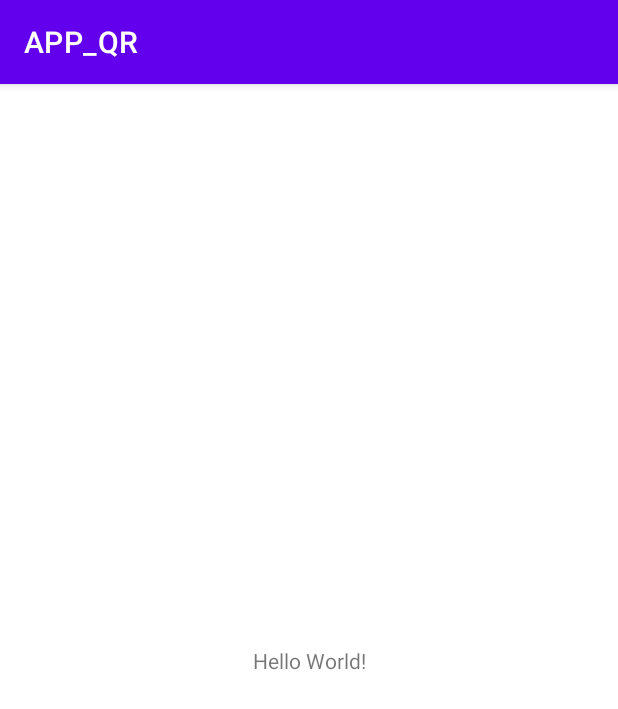
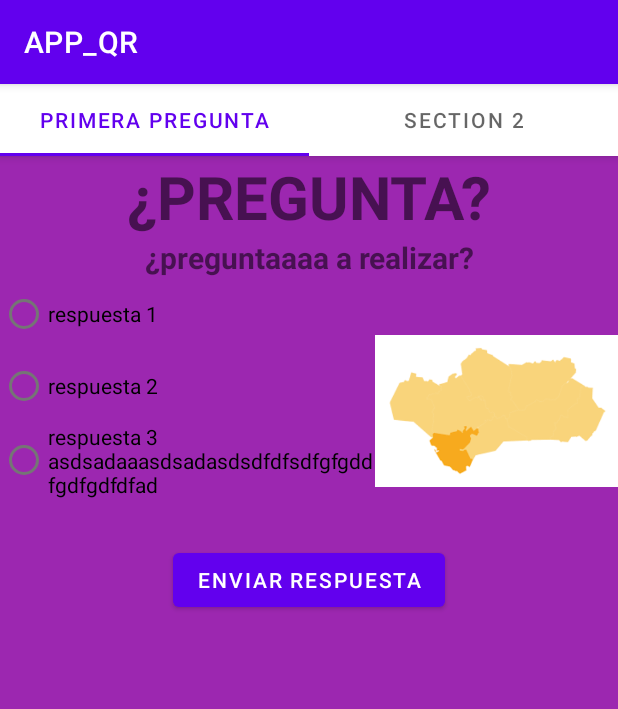
Before and after one commit to sam-sudo/APP_QR, an Android app: the screen it shows after launch (MainActivity), on a phone screen of 412 x 824 dp. Shown: the top 709 px of the screen. Run offline under Robolectric (Android 15) with nearby library versions, the phone set to English and light mode, and no system bars.

Commit message:
preguntas tabs

```diff
--- /dev/null
+++ b/APP_QR/app/src/main/java/com/example/app_qr/Adapters/MyPagerAdapter.java
@@ -0,0 +1,47 @@
+package com.example.app_qr.Adapters;
+
+import androidx.fragment.app.Fragment;
+import androidx.fragment.app.FragmentManager;
+import androidx.fragment.app.FragmentStatePagerAdapter;
+
+import com.example.app_qr.Fragments.Fragment1;
+import com.example.app_qr.Fragments.Fragment2;
+
+public class MyPagerAdapter extends FragmentStatePagerAdapter {
+
+    public MyPagerAdapter(FragmentManager fm) {
+        super(fm);
+    }
+
+    @Override
+    public Fragment getItem(int i) {
+        Fragment fragment;
+        switch (i) {
+            case 0:
+                fragment = new Fragment1();
+                break;
+            case 1:
+                fragment = new Fragment2();
+                break;
+            default:
+                fragment = null;
+        }
+        return fragment;
+    }
+
+    @Override
+    public int getCount() {
+        return 2;
+    }
+
+    @Override
+    public CharSequence getPageTitle(int position) {
+        switch (position) {
+            case 0:
+                return "Primera pregunta";
+            case 1:
+                return "SECTION 2";
+        }
+        return null;
+    }
+}
--- /dev/null
+++ b/APP_QR/app/src/main/java/com/example/app_qr/Fragments/Fragment1.java
@@ -0,0 +1,24 @@
+package com.example.app_qr.Fragments;
+
+import android.content.Context;
+import android.os.Bundle;
+import android.util.AttributeSet;
+import android.view.LayoutInflater;
+import android.view.View;
+import android.view.ViewGroup;
+
+import androidx.annotation.NonNull;
+import androidx.annotation.Nullable;
+import androidx.appcompat.app.AppCompatActivity;
+import androidx.fragment.app.Fragment;
+
+import com.example.app_qr.R;
+
+public class Fragment1 extends Fragment {
+
+    @Nullable
+    @Override
+    public View onCreateView(@NonNull LayoutInflater inflater, @Nullable ViewGroup container, @Nullable Bundle savedInstanceState) {
+        return inflater.inflate(R.layout.fragment1,container,false);
+    }
+}
--- /dev/null
+++ b/APP_QR/app/src/main/java/com/example/app_qr/Fragments/Fragment2.java
@@ -0,0 +1,24 @@
+package com.example.app_qr.Fragments;
+
+import android.content.Context;
+import android.os.Bundle;
+import android.util.AttributeSet;
+import android.view.LayoutInflater;
+import android.view.View;
+import android.view.ViewGroup;
+
+import androidx.annotation.NonNull;
+import androidx.annotation.Nullable;
+import androidx.fragment.app.Fragment;
+
+import com.example.app_qr.R;
+
+public class Fragment2 extends Fragment {
+
+    @Nullable
+    @Override
+    public View onCreateView(@NonNull LayoutInflater inflater, @Nullable ViewGroup container, @Nullable Bundle savedInstanceState) {
+        return inflater.inflate(R.layout.fragment2,container,false);
+
+    }
+}
--- a/APP_QR/app/src/main/java/com/example/app_qr/MainActivity.java
+++ b/APP_QR/app/src/main/java/com/example/app_qr/MainActivity.java
@@ -1,14 +1,56 @@
 package com.example.app_qr;
 
 import androidx.appcompat.app.AppCompatActivity;
+import androidx.viewpager.widget.ViewPager;
 
 import android.os.Bundle;
+import android.view.View;
+import android.widget.RadioButton;
+
+import com.example.app_qr.Adapters.MyPagerAdapter;
+import com.google.android.material.tabs.TabLayout;
 
 public class MainActivity extends AppCompatActivity {
+
+    ViewPager viewPager;
 
     @Override
     protected void onCreate(Bundle savedInstanceState) {
         super.onCreate(savedInstanceState);
         setContentView(R.layout.activity_main);
+
+        viewPager = findViewById(R.id.pager);
+
+        MyPagerAdapter myPagerAdapter = new MyPagerAdapter(getSupportFragmentManager());
+        ViewPager viewPager = (ViewPager) findViewById(R.id.pager);
+        viewPager.setAdapter(myPagerAdapter);
+
+        TabLayout tabLayout = (TabLayout) findViewById(R.id.tabs);
+        tabLayout.setupWithViewPager(viewPager);
+
+
     }
+
+    public void onRadioButtonClicked(View view) {
+        // Is the button now checked?
+        boolean checked = ((RadioButton) view).isChecked();
+
+        // Check which radio button was clicked
+        switch(view.getId()) {
+            case R.id.req0:
+                if (checked)
+                    // Pirates are the best
+                    break;
+            case R.id.req1:
+                if (checked)
+                    // Ninjas rule
+                    break;
+            case R.id.req2:
+                if (checked)
+                    // Ninjas rule
+                    break;
+        }
+    }
+
+
 }
--- a/APP_QR/app/src/main/res/layout/activity_main.xml
+++ b/APP_QR/app/src/main/res/layout/activity_main.xml
@@ -1,18 +1,42 @@
 <?xml version="1.0" encoding="utf-8"?>
-<androidx.constraintlayout.widget.ConstraintLayout xmlns:android="http://schemas.android.com/apk/res/android"
+<androidx.appcompat.widget.LinearLayoutCompat xmlns:android="http://schemas.android.com/apk/res/android"
     xmlns:app="http://schemas.android.com/apk/res-auto"
     xmlns:tools="http://schemas.android.com/tools"
     android:layout_width="match_parent"
-    android:layout_height="match_parent"
+    android:layout_height="wrap_content"
+    android:orientation="vertical"
     tools:context=".MainActivity">
 
-    <TextView
-        android:layout_width="wrap_content"
-        android:layout_height="wrap_content"
-        android:text="Hello World!"
-        app:layout_constraintBottom_toBottomOf="parent"
-        app:layout_constraintLeft_toLeftOf="parent"
-        app:layout_constraintRight_toRightOf="parent"
-        app:layout_constraintTop_toTopOf="parent" />
 
-</androidx.constraintlayout.widget.ConstraintLayout>
+    <androidx.appcompat.widget.LinearLayoutCompat
+        android:layout_width="match_parent"
+        android:orientation="vertical"
+        android:layout_height="wrap_content">
+
+        <com.google.android.material.appbar.AppBarLayout
+            android:id="@+id/appbar"
+            android:layout_width="match_parent"
+            android:layout_height="wrap_content">
+
+            <com.google.android.material.tabs.TabLayout
+                android:id="@+id/tabs"
+                android:layout_width="match_parent"
+                android:layout_height="wrap_content">
+
+            </com.google.android.material.tabs.TabLayout>
+
+        </com.google.android.material.appbar.AppBarLayout>
+
+        <androidx.viewpager.widget.ViewPager
+            android:id="@+id/pager"
+            android:layout_width="match_parent"
+            android:layout_height="wrap_content"
+            app:layout_behavior="@string/appbar_scrolling_view_behavior" />
+
+
+
+    </androidx.appcompat.widget.LinearLayoutCompat>
+
+
+
+</androidx.appcompat.widget.LinearLayoutCompat>
--- /dev/null
+++ b/APP_QR/app/src/main/res/layout/fragment1.xml
@@ -0,0 +1,79 @@
+<?xml version="1.0" encoding="utf-8"?>
+<androidx.appcompat.widget.LinearLayoutCompat
+    xmlns:android="http://schemas.android.com/apk/res/android" android:layout_width="match_parent"
+    android:layout_height="match_parent"
+    android:orientation="vertical"
+    android:background="#9C27B0">
+
+    <TextView
+        android:id="@+id/questionTitle"
+        android:layout_width="match_parent"
+        android:layout_height="wrap_content"
+        android:textSize="40dp"
+        android:textStyle="bold"
+
+        android:gravity="center"
+        android:text="¿PREGUNTA?">
+
+    </TextView>
+
+    <TextView
+        android:id="@+id/question"
+        android:layout_width="match_parent"
+        android:layout_height="wrap_content"
+        android:gravity="center"
+        android:textSize="20dp"
+        android:textStyle="bold"
+        android:text="¿preguntaaaa a realizar?">
+
+    </TextView>
+
+    <androidx.appcompat.widget.LinearLayoutCompat
+        android:layout_width="match_parent"
+        android:orientation="horizontal"
+        android:layout_height="wrap_content">
+
+        <RadioGroup xmlns:android="http://schemas.android.com/apk/res/android"
+            android:layout_width="wrap_content"
+            android:layout_height="wrap_content"
+            android:orientation="vertical">
+            <RadioButton android:id="@+id/req0"
+                android:layout_width="wrap_content"
+                android:layout_height="wrap_content"
+                android:text="respuesta 1"
+                android:onClick="onRadioButtonClicked"/>
+            <RadioButton android:id="@+id/req1"
+                android:layout_width="wrap_content"
+                android:layout_height="wrap_content"
+                android:text="respuesta 2"
+                android:onClick="onRadioButtonClicked"/>
+            <RadioButton android:id="@+id/req2"
+                android:layout_width="wrap_content"
+                android:layout_height="wrap_content"
+                android:maxWidth="250dp"
+                android:text="respuesta 3 asdsadaaasdsadasdsdfdfsdfgfgddfgdfgdfdfad"
+                android:onClick="onRadioButtonClicked"/>
+        </RadioGroup>
+
+        <androidx.appcompat.widget.AppCompatImageView
+            android:id="@+id/imgReq"
+            android:layout_weight="1"
+            android:scaleType="fitCenter"
+            android:src="@drawable/index"
+            android:layout_width="wrap_content"
+            android:layout_height="wrap_content">
+
+        </androidx.appcompat.widget.AppCompatImageView>
+
+    </androidx.appcompat.widget.LinearLayoutCompat>
+    <com.google.android.material.button.MaterialButton
+        android:id="@+id/btnReq"
+        android:text="enviar respuesta"
+        android:layout_gravity="center"
+        android:layout_width="wrap_content"
+        android:layout_height="wrap_content">
+
+    </com.google.android.material.button.MaterialButton>
+
+
+</androidx.appcompat.widget.LinearLayoutCompat>
```
Also changed, not shown: APP_QR/app/src/main/res/layout/fragment2.xml (added, +80 -0 lines), APP_QR/app/src/main/res/drawable/index.png (added).
